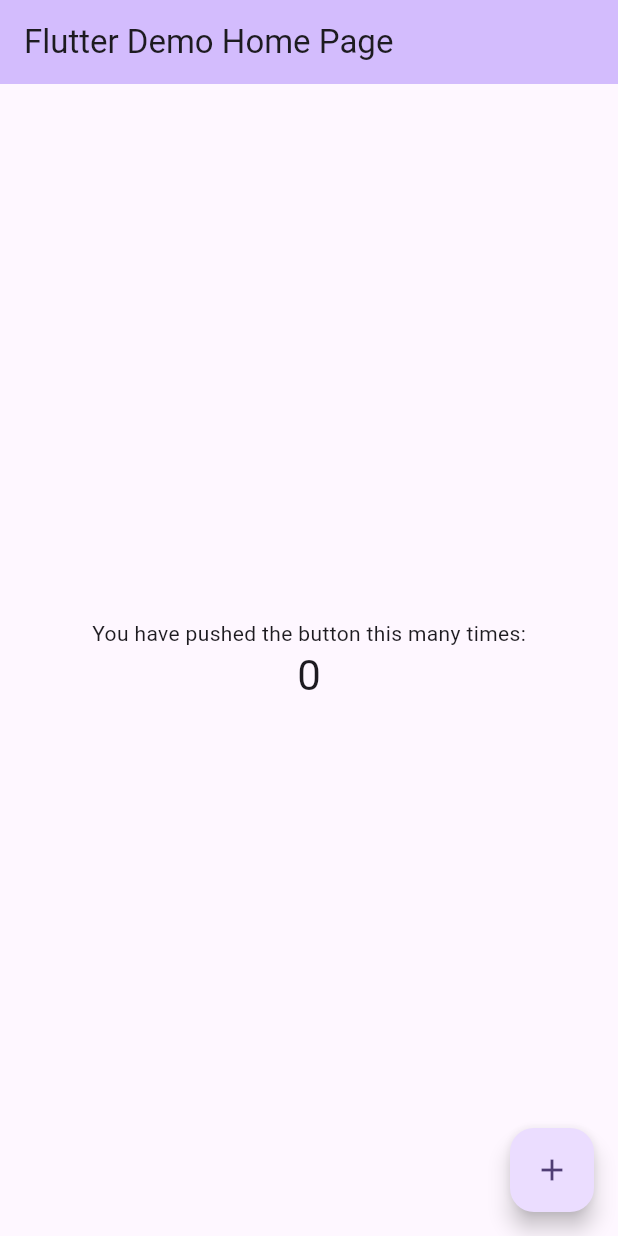
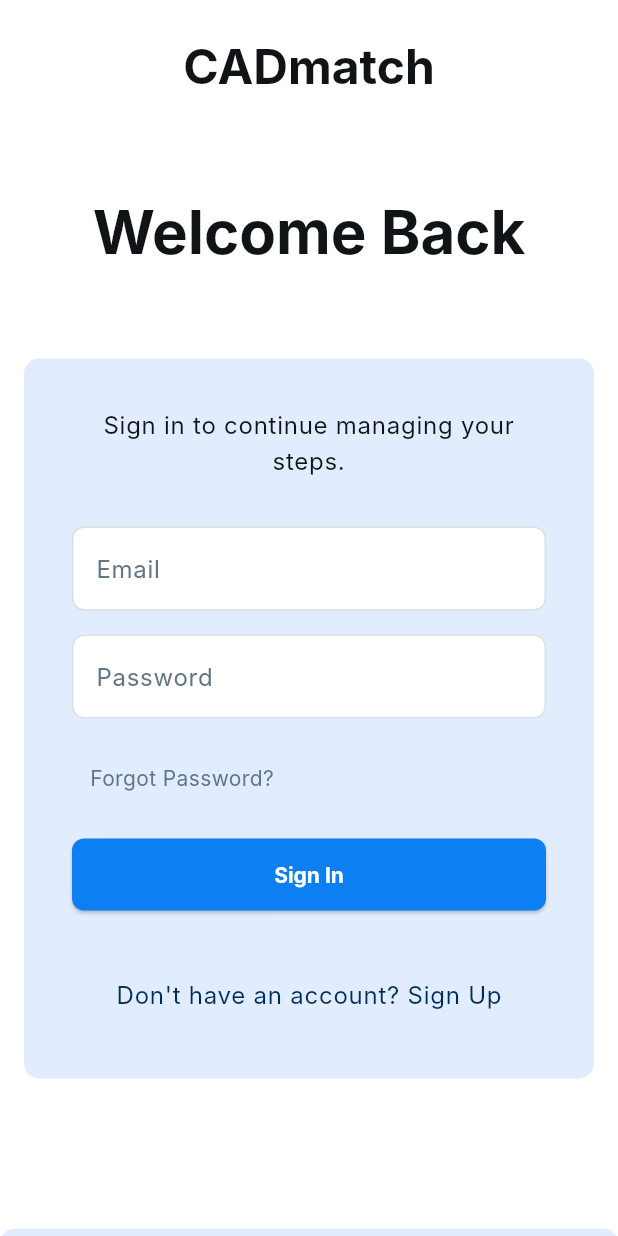
Before and after one commit to tomdevnut/pmdscomputervision, a Flutter app: the screen it shows after launch, on a phone screen of 412 x 824 dp. Run offline on Flutter 3.47's test engine with Material 3 defaults, Android fonts, the phone set to English and light mode, and no system bars; our stand-ins replace cloud_firestore, firebase_auth, firebase_core; accounts and stored records are empty; generated files the repository leaves out were written again; Roboto replaces fonts that are missing (Inter).

Commit message:
implement login page  authentication

```diff
--- a/src/flutter/cad_match/pubspec.yaml
+++ b/src/flutter/cad_match/pubspec.yaml
@@ -30,6 +30,9 @@ environment:
 dependencies:
   flutter:
     sdk: flutter
+  firebase_core: ^2.32.0
+  cloud_firestore: ^4.17.5
+  firebase_auth: ^4.20.0
 
   # The following adds the Cupertino Icons font to your application.
   # Use with the CupertinoIcons class for iOS style icons.
@@ -38,6 +41,7 @@ dependencies:
 dev_dependencies:
   flutter_test:
     sdk: flutter
+  flutterfire_cli: ^1.3.1
 
   # The "flutter_lints" package below contains a set of recommended lints to
   # encourage good coding practices. The lint set provided by the package is
--- /dev/null
+++ b/src/flutter/cad_match_webapp/lib/core/constants/app_colors.dart
@@ -0,0 +1,11 @@
+import 'package:flutter/material.dart';
+
+class AppColors {
+  static const Color primary = Color(0xFF0C7FF2);
+  static const Color secondary = Color(0xFFE1EDFF);
+  static const Color textPrimary = Color(0xFF111416);
+  static const Color textSecondary = Color(0xFF607589);
+  static const Color textLink = Color(0xFF002C58);
+  static const Color border = Color(0xFFDBE0E5);
+  static const Color background = Colors.white;
+}
--- /dev/null
+++ b/src/flutter/cad_match_webapp/lib/core/theme/app_theme.dart
@@ -0,0 +1,50 @@
+import 'package:flutter/material.dart';
+import '../constants/app_colors.dart';
+
+class AppTheme {
+  static ThemeData get lightTheme => ThemeData(
+    primarySwatch: Colors.blue,
+    primaryColor: AppColors.primary,
+    scaffoldBackgroundColor: Colors.white,
+    textTheme: const TextTheme(
+      headlineLarge: TextStyle(
+        fontSize: 40,
+        fontWeight: FontWeight.w700,
+        color: AppColors.textPrimary,
+        fontFamily: 'Inter',
+      ),
+      headlineMedium: TextStyle(
+        fontSize: 32,
+        fontWeight: FontWeight.w700,
+        color: AppColors.textPrimary,
+        fontFamily: 'Inter',
+      ),
+      bodyLarge: TextStyle(
+        fontSize: 16,
+        fontWeight: FontWeight.w400,
+        color: AppColors.textPrimary,
+        fontFamily: 'Inter',
+      ),
+      bodyMedium: TextStyle(
+        fontSize: 14,
+        fontWeight: FontWeight.w400,
+        color: AppColors.textSecondary,
+        fontFamily: 'Inter',
+      ),
+    ),
+    elevatedButtonTheme: ElevatedButtonThemeData(
+      style: ElevatedButton.styleFrom(
+        backgroundColor: AppColors.primary,
+        foregroundColor: Colors.white,
+        textStyle: const TextStyle(
+          fontSize: 14,
+          fontWeight: FontWeight.w700,
+          fontFamily: 'Inter',
+        ),
+        shape: RoundedRectangleBorder(
+          borderRadius: BorderRadius.circular(8),
+        ),
+      ),
+    ),
+  );
+}
--- /dev/null
+++ b/src/flutter/cad_match_webapp/lib/features/auth/presentation/pages/login_page.dart
@@ -0,0 +1,53 @@
+import 'package:flutter/material.dart';
+import '../widgets/login_form.dart';
+import '../../../../core/constants/app_colors.dart';
+
+class LoginPage extends StatelessWidget {
+  const LoginPage({super.key});
+
+  @override
+  Widget build(BuildContext context) {
+    return Scaffold(
+      backgroundColor: AppColors.background,
+      body: SingleChildScrollView(
+        child: Column(
+          children: [
+            // Header
+            Container(
+              width: double.infinity,
+              padding: const EdgeInsets.symmetric(vertical: 24, horizontal: 16),
+              child: Text(
+                'CADmatch',
+                textAlign: TextAlign.center,
+                style: Theme.of(context).textTheme.headlineMedium,
+              ),
+            ),
+            const SizedBox(height: 40),
+
+            // Welcome section
+            Text(
+              'Welcome Back',
+              style: Theme.of(context).textTheme.headlineLarge,
+            ),
+            const SizedBox(height: 60),
+
+            // Login form
+            const LoginForm(),
+
+            const SizedBox(height: 100),
+
+            // Footer
+            Container(
+              width: double.infinity,
+              height: 80,
+              decoration: const BoxDecoration(
+                color: AppColors.secondary,
+                borderRadius: BorderRadius.all(Radius.circular(10)),
+              ),
+            ),
+          ],
+        ),
+      ),
+    );
+  }
+}
--- /dev/null
+++ b/src/flutter/cad_match_webapp/lib/features/auth/presentation/widgets/custom_text_field.dart
@@ -0,0 +1,44 @@
+import 'package:flutter/material.dart';
+import '../../../../core/constants/app_colors.dart';
+
+class CustomTextField extends StatelessWidget {
+  final TextEditingController controller;
+  final String hintText;
+  final bool obscureText;
+
+  const CustomTextField({
+    super.key,
+    required this.controller,
+    required this.hintText,
+    this.obscureText = false,
+  });
+
+  @override
+  Widget build(BuildContext context) {
+    return Container(
+      height: 56,
+      decoration: BoxDecoration(
+        color: Colors.white,
+        borderRadius: BorderRadius.circular(8),
+        border: Border.all(
+          color: AppColors.border,
+          width: 1,
+        ),
+      ),
+      child: TextFormField(
+        controller: controller,
+        obscureText: obscureText,
+        decoration: InputDecoration(
+          hintText: hintText,
+          hintStyle: const TextStyle(
+            color: AppColors.textSecondary,
+            fontSize: 16,
+            fontFamily: 'Inter',
+          ),
+          border: InputBorder.none,
+          contentPadding: const EdgeInsets.all(15),
+        ),
+      ),
+    );
+  }
+}
--- /dev/null
+++ b/src/flutter/cad_match_webapp/lib/features/auth/presentation/widgets/login_form.dart
@@ -0,0 +1,97 @@
+import 'package:flutter/material.dart';
+import 'custom_text_field.dart';
+import '../../../../core/constants/app_colors.dart';
+
+class LoginForm extends StatefulWidget {
+  const LoginForm({super.key});
+
+  @override
+  State<LoginForm> createState() => _LoginFormState();
+}
+
+class _LoginFormState extends State<LoginForm> {
+  final _emailController = TextEditingController();
+  final _passwordController = TextEditingController();
+
+  @override
+  Widget build(BuildContext context) {
+    return Container(
+      constraints: const BoxConstraints(maxWidth: 500),
+      padding: const EdgeInsets.all(32),
+      margin: const EdgeInsets.symmetric(horizontal: 16),
+      decoration: BoxDecoration(
+        color: AppColors.secondary,
+        borderRadius: BorderRadius.circular(10),
+      ),
+      child: Column(
+        mainAxisSize: MainAxisSize.min,
+        children: [
+          Text(
+            'Sign in to continue managing your steps.',
+            textAlign: TextAlign.center,
+            style: Theme.of(context).textTheme.bodyLarge,
+          ),
+          const SizedBox(height: 32),
+
+          CustomTextField(
+            controller: _emailController,
+            hintText: 'Email',
+          ),
+          const SizedBox(height: 16),
+
+          CustomTextField(
+            controller: _passwordController,
+            hintText: 'Password',
+            obscureText: true,
+          ),
+          const SizedBox(height: 16),
+
+          Align(
+            alignment: Alignment.centerLeft,
+            child: TextButton(
+              onPressed: () {
+                // Handle forgot password
+              },
+              child: Text(
+                'Forgot Password?',
+                style: Theme.of(context).textTheme.bodyMedium,
+              ),
+            ),
+          ),
+          const SizedBox(height: 16),
+
+          SizedBox(
+            width: double.infinity,
+            height: 48,
+            child: ElevatedButton(
+              onPressed: () {
+                // Handle login
+              },
+              child: const Text('Sign In'),
+            ),
+          ),
+          const SizedBox(height: 32),
+
+          TextButton(
+            onPressed: () {
+              // Handle sign up
+            },
+            child: Text(
+              'Don\'t have an account? Sign Up',
+              style: Theme.of(context).textTheme.bodyLarge?.copyWith(
+                color: AppColors.textLink,
+              ),
+            ),
+          ),
+        ],
+      ),
+    );
+  }
+
+  @override
+  void dispose() {
+    _emailController.dispose();
+    _passwordController.dispose();
+    super.dispose();
+  }
+}
--- a/src/flutter/cad_match_webapp/lib/main.dart
+++ b/src/flutter/cad_match_webapp/lib/main.dart
@@ -1,122 +1,28 @@
 import 'package:flutter/material.dart';
+import 'core/theme/app_theme.dart';
+import 'features/auth/presentation/pages/login_page.dart';
+import 'package:cloud_firestore/cloud_firestore.dart';
+import 'package:firebase_core/firebase_core.dart';
+import 'firebase_options.dart';
 
-void main() {
+void main() async{
+  WidgetsFlutterBinding.ensureInitialized();
+  // Initialize Firebase
+  await Firebase.initializeApp(
+    options: DefaultFirebaseOptions.currentPlatform,
+  );
   runApp(const MyApp());
 }
 
 class MyApp extends StatelessWidget {
   const MyApp({super.key});
 
-  // This widget is the root of your application.
   @override
   Widget build(BuildContext context) {
     return MaterialApp(
-      title: 'Flutter Demo',
-      theme: ThemeData(
-        // This is the theme of your application.
-        //
-        // TRY THIS: Try running your application with "flutter run". You'll see
-        // the application has a purple toolbar. Then, without quitting the app,
-        // try changing the seedColor in the colorScheme below to Colors.green
-        // and then invoke "hot reload" (save your changes or press the "hot
-        // reload" button in a Flutter-supported IDE, or press "r" if you used
-        // the command line to start the app).
-        //
-        // Notice that the counter didn't reset back to zero; the application
-        // state is not lost during the reload. To reset the state, use hot
-        // restart instead.
-        //
-        // This works for code too, not just values: Most code changes can be
-        // tested with just a hot reload.
-        colorScheme: ColorScheme.fromSeed(seedColor: Colors.deepPurple),
-      ),
-      home: const MyHomePage(title: 'Flutter Demo Home Page'),
+      title: 'CADmatch',
+      theme: AppTheme.lightTheme,
+      home: const LoginPage(),
     );
   }
 }
-
-class MyHomePage extends StatefulWidget {
-  const MyHomePage({super.key, required this.title});
-
-  // This widget is the home page of your application. It is stateful, meaning
-  // that it has a State object (defined below) that contains fields that affect
-  // how it looks.
-
-  // This class is the configuration for the state. It holds the values (in this
-  // case the title) provided by the parent (in this case the App widget) and
-  // used by the build method of the State. Fields in a Widget subclass are
-  // always marked "final".
-
-  final String title;
-
-  @override
-  State<MyHomePage> createState() => _MyHomePageState();
-}
-
-class _MyHomePageState extends State<MyHomePage> {
-  int _counter = 0;
-
-  void _incrementCounter() {
-    setState(() {
-      // This call to setState tells the Flutter framework that something has
-      // changed in this State, which causes it to rerun the build method below
-      // so that the display can reflect the updated values. If we changed
-      // _counter without calling setState(), then the build method would not be
-      // called again, and so nothing would appear to happen.
-      _counter++;
-    });
-  }
-
-  @override
-  Widget build(BuildContext context) {
-    // This method is rerun every time setState is called, for instance as done
-    // by the _incrementCounter method above.
-    //
-    // The Flutter framework has been optimized to make rerunning build methods
-    // fast, so that you can just rebuild anything that needs updating rather
-    // than having to individually change instances of widgets.
-    return Scaffold(
-      appBar: AppBar(
-        // TRY THIS: Try changing the color here to a specific color (to
-        // Colors.amber, perhaps?) and trigger a hot reload to see the AppBar
-        // change color while the other colors stay the same.
-        backgroundColor: Theme.of(context).colorScheme.inversePrimary,
-        // Here we take the value from the MyHomePage object that was created by
-        // the App.build method, and use it to set our appbar title.
-        title: Text(widget.title),
-      ),
-      body: Center(
-        // Center is a layout widget. It takes a single child and positions it
-        // in the middle of the parent.
-        child: Column(
-          // Column is also a layout widget. It takes a list of children and
-          // arranges them vertically. By default, it sizes itself to fit its
-          // children horizontally, and tries to be as tall as its parent.
-          //
-          // Column has various properties to control how it sizes itself and
-          // how it positions its children. Here we use mainAxisAlignment to
-          // center the children vertically; the main axis here is the vertical
-          // axis because Columns are vertical (the cross axis would be
-          // horizontal).
-          //
-          // TRY THIS: Invoke "debug painting" (choose the "Toggle Debug Paint"
-          // action in the IDE, or press "p" in the console), to see the
-          // wireframe for each widget.
-          mainAxisAlignment: MainAxisAlignment.center,
-          children: <Widget>[
-            const Text('You have pushed the button this many times:'),
-            Text(
-              '$_counter',
-              style: Theme.of(context).textTheme.headlineMedium,
-            ),
-          ],
-        ),
-      ),
-      floatingActionButton: FloatingActionButton(
-        onPressed: _incrementCounter,
-        tooltip: 'Increment',
-        child: const Icon(Icons.add),
-      ), // This trailing comma makes auto-formatting nicer for build methods.
-    );
-  }
-}
```
Also changed, not shown: src/flutter/cad_match/lib/main.dart (+9 -1 lines), src/flutter/cad_match/lib/screens/login_page.dart (+50 -15 lines), src/flutter/cad_match/lib/screens/profile_page.dart (+50 -32 lines), src/flutter/cad_match/firebase.json (added), src/flutter/cad_match/lib/firebase_options.dart (added), src/flutter/cad_match/pubspec.lock, 7 other files.
